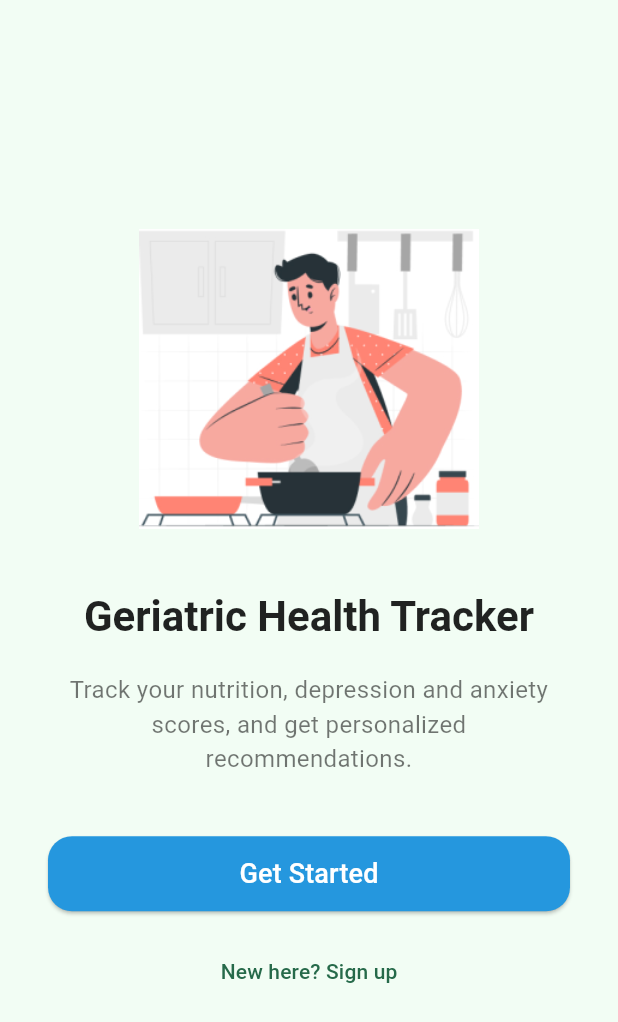
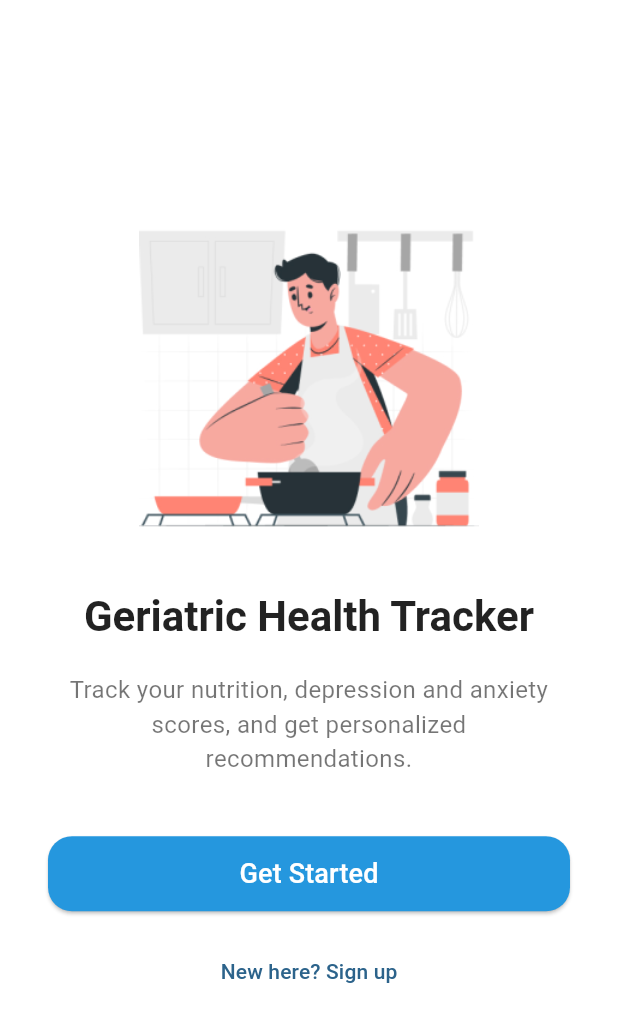
Before and after one commit to Jahnavibs03/geriatric_diet_recommendation, a Flutter app: the screen it shows after launch, on a phone screen of 412 x 824 dp. Shown: the top 1022 px of the screen. Run offline on Flutter 3.47's test engine with Material 3 defaults, Android fonts, the phone set to English and light mode, and no system bars; our stand-ins replace hive, hive_flutter; accounts and stored records are empty.

Commit message:
colorchange

```diff
--- a/lib/main.dart
+++ b/lib/main.dart
@@ -23,8 +23,8 @@ class MyApp extends StatelessWidget {
       theme: ThemeData(
         useMaterial3: true,
         fontFamily: 'Roboto',
-        colorScheme: ColorScheme.fromSeed(seedColor: Colors.greenAccent),
-        scaffoldBackgroundColor: const Color(0xFFF2FDF4),
+        colorScheme: ColorScheme.fromSeed(seedColor: const Color.fromARGB(255, 37, 151, 222)),
+        scaffoldBackgroundColor: Colors.white,
         textTheme: TextTheme(
           headlineMedium: TextStyle(
               fontSize: 28, fontWeight: FontWeight.bold, color: Colors.black87),
```
Also changed, not shown: 15 other files.
